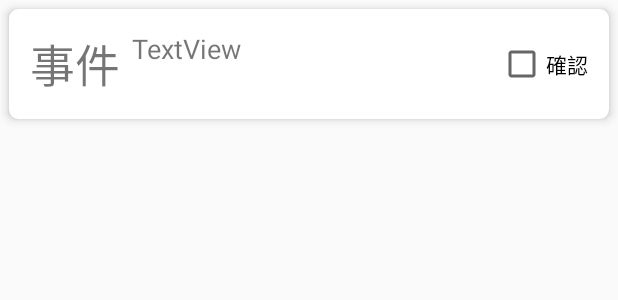
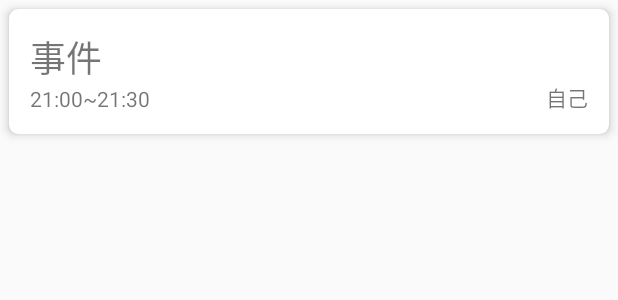
Before and after one commit to CiaShangLin/SilverhairCalendar, an Android app: the layout data_item.xml on its own in the app's theme, with its tools: preview values and no code run, on a phone screen of 412 x 824 dp. Shown: the top 300 px of the screen. Run offline under Robolectric (Android 15) with nearby library versions, the phone set to English and light mode, and no system bars.

Commit message:
修改data_item

```diff
--- a/app/build.gradle
+++ b/app/build.gradle
@@ -63,4 +63,6 @@ dependencies {
 
     implementation 'com.google.firebase:firebase-database:16.0.4'
     implementation 'com.firebaseui:firebase-ui-auth:4.3.2'
+
+    implementation 'com.airbnb.android:lottie:3.0.1'
 }
--- a/app/src/main/java/com/shang/livedata/Dialog/SettingDialog.kt
+++ b/app/src/main/java/com/shang/livedata/Dialog/SettingDialog.kt
@@ -1,5 +1,6 @@
 package com.shang.livedata.Dialog
 
+import android.app.Activity
 import android.os.Bundle
 import android.view.LayoutInflater
 import android.view.View
@@ -74,4 +75,6 @@ class SettingDialog : DialogFragment() {
         }
         return view
     }
+
+
 }
--- a/app/src/main/java/com/shang/livedata/Main/MainActivity.kt
+++ b/app/src/main/java/com/shang/livedata/Main/MainActivity.kt
@@ -1,6 +1,7 @@
 package com.shang.livedata.Main
 
 
+import android.content.Intent
 import androidx.appcompat.app.AppCompatActivity
 import android.os.Bundle
 import android.util.Log
@@ -203,4 +204,5 @@ class MainActivity : AppCompatActivity() {
             dataViewModel.insert(dataEntity)
         }
     }
+
 }
--- a/app/src/main/res/layout/data_item.xml
+++ b/app/src/main/res/layout/data_item.xml
@@ -7,31 +7,30 @@
 
     <androidx.constraintlayout.widget.ConstraintLayout
             android:layout_width="match_parent"
-            android:layout_height="wrap_content">
+            android:layout_height="match_parent">
 
         <TextView
                 android:text="事件"
                 android:layout_width="wrap_content"
                 android:layout_height="wrap_content"
-                android:id="@+id/idTv" android:layout_marginTop="8dp"
+                android:id="@+id/eventTv" android:layout_marginTop="8dp"
                 app:layout_constraintTop_toTopOf="parent" app:layout_constraintStart_toStartOf="parent"
-                android:layout_marginStart="8dp" app:layout_constraintBottom_toBottomOf="parent"
-                android:layout_marginBottom="8dp" android:textSize="30sp"/>
+                android:layout_marginStart="8dp"
+                android:textSize="24sp"
+                android:layout_marginEnd="8dp" app:layout_constraintEnd_toEndOf="parent"
+                app:layout_constraintHorizontal_bias="0.0" android:singleLine="false"/>
         <TextView
-                android:text="TextView"
+                android:text="21:00~21:30"
                 android:layout_width="wrap_content"
                 android:layout_height="wrap_content"
-                android:id="@+id/nameTv"
-                app:layout_constraintStart_toEndOf="@+id/idTv"
-                android:layout_marginStart="8dp"
-                app:layout_constraintTop_toTopOf="@+id/idTv" android:textSize="18sp" android:visibility="visible"/>
-        <CheckBox
-                android:text="確認"
+                android:id="@+id/timeTv" android:layout_marginBottom="8dp"
+                app:layout_constraintBottom_toBottomOf="parent" app:layout_constraintTop_toBottomOf="@+id/eventTv"
+                app:layout_constraintStart_toStartOf="@+id/eventTv"/>
+        <TextView
+                android:text="自己"
                 android:layout_width="wrap_content"
                 android:layout_height="wrap_content"
-                android:id="@+id/checkBox" android:layout_marginTop="8dp"
-                app:layout_constraintTop_toTopOf="parent" app:layout_constraintEnd_toEndOf="parent"
-                android:layout_marginEnd="8dp" android:layout_marginBottom="8dp"
-                app:layout_constraintBottom_toBottomOf="parent"/>
+                android:id="@+id/nameTv" app:layout_constraintEnd_toEndOf="parent" android:layout_marginEnd="8dp"
+                android:layout_marginBottom="8dp" app:layout_constraintBottom_toBottomOf="parent"/>
     </androidx.constraintlayout.widget.ConstraintLayout>
 </androidx.cardview.widget.CardView>
```
Also changed, not shown: app/src/main/assets/Check2.json (added, +1 -0 lines), app/src/main/java/com/shang/livedata/Dialog/AddDialog.kt (+27 -9 lines), app/src/main/java/com/shang/livedata/Main/DataAdapter.kt (+21 -7 lines).
